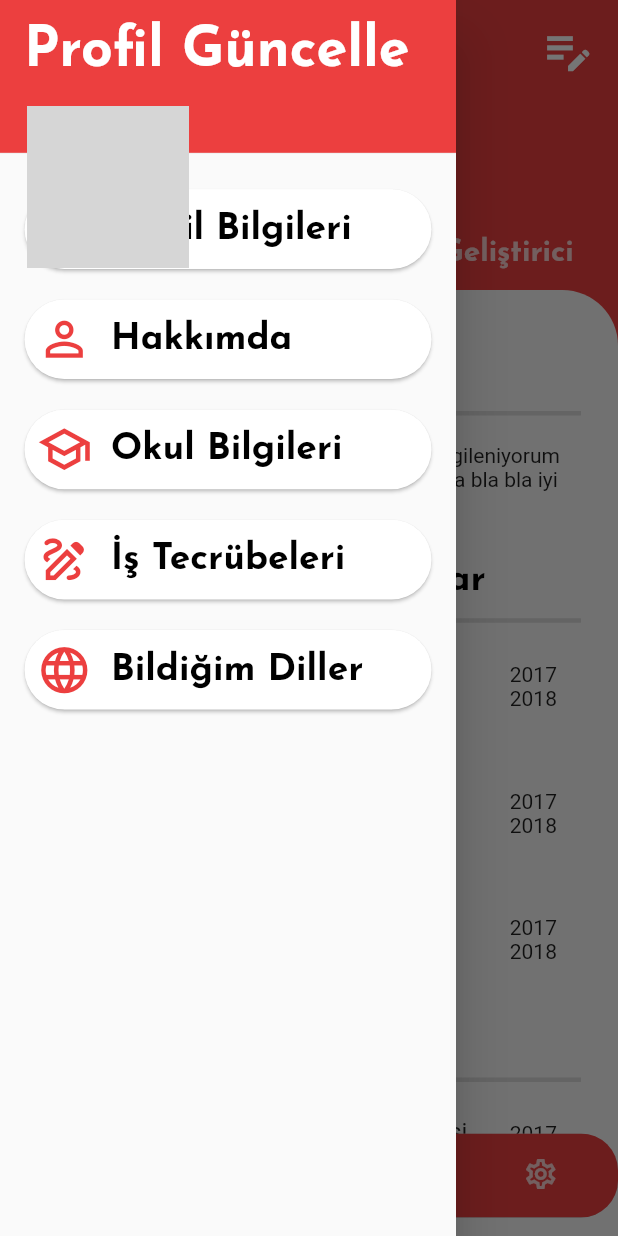
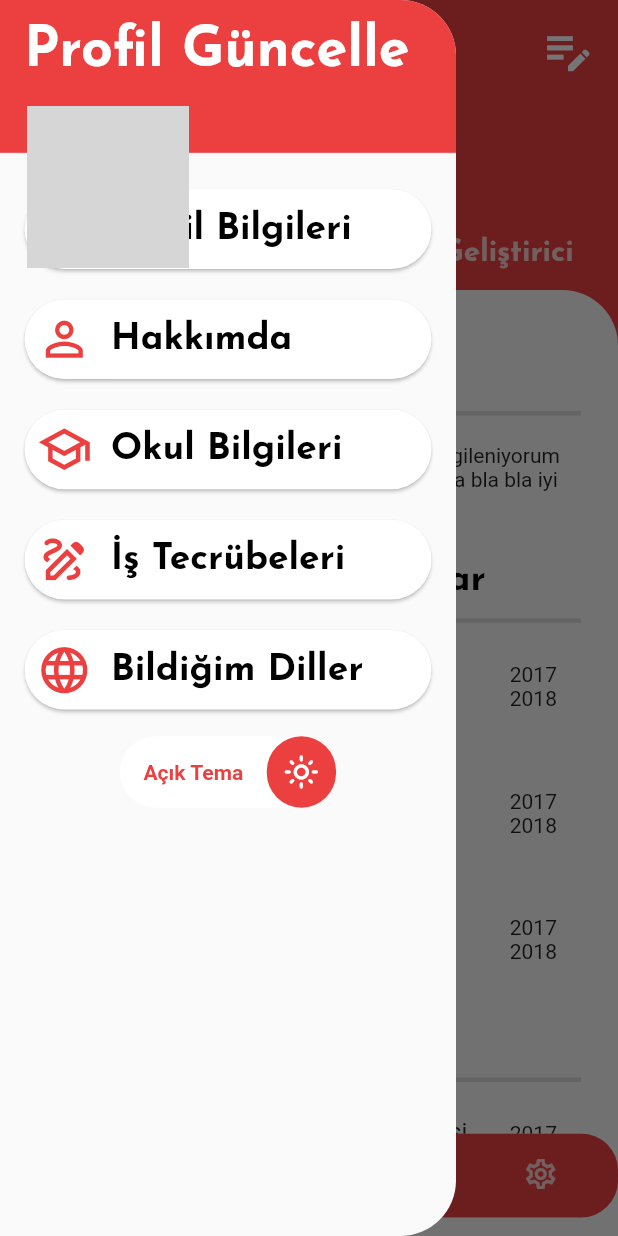
Before and after one commit to ketvolkan/Flutter-Stajerimi-Bul-App, a Flutter app: the EmployeeProfileManagementView screen opened by its route, with the side drawer open, on a phone screen of 412 x 824 dp. Run offline on Flutter 3.47's test engine with Material 2 defaults, Android fonts, the phone set to English and light mode, and no system bars; drawn by our look-alikes of animated_toggle_switch; our stand-ins replace date_time_picker, dio, get, get_storage, google_fonts; accounts and stored records are empty; network calls fail; grey boxes are pictures that could not be loaded.

Commit message:
dil desteği için locales dosyası dolduludu theme ve local sorunlu çalışıyor

```diff
--- a/lib/app/modules/app/views/employee_profile_management/employee_profile_management_controller.dart
+++ b/lib/app/modules/app/views/employee_profile_management/employee_profile_management_controller.dart
@@ -1,21 +1,31 @@
 import 'package:flutter/material.dart';
 import 'package:get/get.dart';
+import 'package:get_storage/get_storage.dart';
 
 class EmployeeProfileManagementController extends GetxController {
   //TODO Eğer başkasının sayfası ise buraya o kullanıcının modeli yollanıcak ve isJustShow true olacak
   final RxBool isJustShow = false.obs;
-  var scaffoldKey = GlobalKey<ScaffoldState>();
+  GlobalKey<ScaffoldState> scaffoldKey = GlobalKey<ScaffoldState>();
+  final box = GetStorage();
+
+  final RxBool _currentThemeIsLight = true.obs;
+  bool get currentThemeIsLight => _currentThemeIsLight.value;
+  set currentThemeIsLight(bool val) => _currentThemeIsLight.value = val;
 
   void openDrawer() {
     scaffoldKey.currentState!.openDrawer();
   }
 
-  void closeDrawer() {
-    scaffoldKey.currentState!.openEndDrawer();
+  void changeTheme(bool val) {
+    Get.changeThemeMode(currentThemeIsLight ? ThemeMode.dark : ThemeMode.light);
+    currentThemeIsLight = val;
+    box.write("theme", currentThemeIsLight);
   }
 
   @override
   void onInit() {
+    currentThemeIsLight = box.read("theme") ?? true;
+
     dynamic argumentData = Get.arguments;
     final _data = argumentData?['isJustShow'];
     if (_data != null) {
--- a/lib/app/modules/app/views/employee_profile_management/employee_profile_management_view.dart
+++ b/lib/app/modules/app/views/employee_profile_management/employee_profile_management_view.dart
@@ -20,7 +20,7 @@ class EmployeeProfileManagementView extends GetView<EmployeeProfileManagementCon
   @override
   Widget build(BuildContext context) {
     return CustomScaffold(
-      drawer: ProfileDrawer(closeOnTap: () => controller.closeDrawer()),
+      drawer: const ProfileDrawer(),
       globalKey: controller.scaffoldKey,
       appBar: _buildAppBar,
       body: ListView(
@@ -37,7 +37,7 @@ class EmployeeProfileManagementView extends GetView<EmployeeProfileManagementCon
 
   CustomAppBar get _buildAppBar => CustomAppBar(
         automaticallyImplyLeading: controller.isJustShow.value,
-        title: const Text(AppConstants.profileAppBar),
+        title: Text(AppConstants.profileAppBar),
         showLeadingBackIcon: controller.isJustShow.value,
         actions: [!controller.isJustShow.value ? editCvButton : const SizedBox()],
       );
--- a/lib/app/modules/app/views/employee_profile_management/widgets/cv_cards/custom_job_school_list_tile.dart
+++ b/lib/app/modules/app/views/employee_profile_management/widgets/cv_cards/custom_job_school_list_tile.dart
@@ -27,7 +27,7 @@ class CustomJobSchoolListTile extends StatelessWidget {
       subtitle: Text(subtitle),
       trailing: Column(
         mainAxisAlignment: MainAxisAlignment.center,
-        children: [Text(start), end != null ? Text(end!) : const Text(AppConstants.isNotComplated)],
+        children: [Text(start), end != null ? Text(end!) : Text(AppConstants.isNotComplated)],
       ),
     );
   }
--- a/lib/app/modules/app/views/employee_profile_management/widgets/profile_drawer.dart
+++ b/lib/app/modules/app/views/employee_profile_management/widgets/profile_drawer.dart
@@ -1,5 +1,7 @@
 import 'package:flutter/material.dart';
 import 'package:get/get.dart';
+import 'package:stajyerimibul/app/modules/app/views/employee_profile_management/widgets/theme_change_button/theme_change_button.dart';
+
 import '../../../../../../core/constants/app_constants.dart';
 
 import '../../../../../../core/utils/utils.dart';
@@ -8,12 +10,13 @@ import '../../../../../../core/variables/style.dart';
 import '../../../../common/widgets/buttons/custom_text_button.dart';
 
 class ProfileDrawer extends StatelessWidget {
-  final Function()? closeOnTap;
-  const ProfileDrawer({Key? key, this.closeOnTap}) : super(key: key);
+  const ProfileDrawer({Key? key}) : super(key: key);
 
   @override
   Widget build(BuildContext context) {
-    return Drawer(
+    return ClipRRect(
+      borderRadius: BorderRadius.horizontal(right: Radius.circular(Utils.veryHighBorderRadius)),
+      child: Drawer(
         child: Column(
           children: [
             Expanded(
@@ -76,12 +79,14 @@ class ProfileDrawer extends StatelessWidget {
                       iconColor: Get.theme.primaryColor,
                       backgroundColor: Colors.white,
                     ),
+                    ThemeChangeButton(),
                   ],
                 ),
               ),
             )
           ],
         ),
+      ),
     );
   }
 }
--- /dev/null
+++ b/lib/app/modules/app/views/employee_profile_management/widgets/theme_change_button/theme_change_button.dart
@@ -0,0 +1,30 @@
+import 'package:flutter/material.dart';
+import 'package:get/get.dart';
+import 'package:stajyerimibul/app/modules/app/views/employee_profile_management/employee_profile_management_controller.dart';
+import 'package:stajyerimibul/app/modules/common/widgets/buttons/custom_toggle_button.dart';
+
+import '../../../../../../../../core/constants/app_constants.dart';
+import '../../../../../../../../core/variables/icons.dart';
+
+class ThemeChangeButton extends StatelessWidget {
+  ThemeChangeButton({Key? key}) : super(key: key);
+  EmployeeProfileManagementController controller = Get.find<EmployeeProfileManagementController>();
+  @override
+  Widget build(BuildContext context) {
+    return Obx(
+      () => SizedBox(
+        width: Get.size.width / 2.4,
+        child: CustomToggleButton(
+          current: controller.currentThemeIsLight,
+          firstText: AppConstants.lightTheme,
+          secondText: AppConstants.darkTheme,
+          firstIcon: AppIcons.lightIcon,
+          secondIcon: AppIcons.darkIcon,
+          onChanged: (val) {
+            controller.changeTheme(val);
+          },
+        ),
+      ),
+    );
+  }
+}
--- a/lib/app/modules/app/views/home_management/home_management_view.dart
+++ b/lib/app/modules/app/views/home_management/home_management_view.dart
@@ -30,7 +30,7 @@ class HomeManagementView extends GetView<HomeManagementController> {
   }
 
   CustomAppBar get _buildAppBar => CustomAppBar(
-        title: const Text(AppConstants.homeAppBar),
+        title: Text(AppConstants.homeAppBar),
         showLeadingBackIcon: false,
         onLeadingPressed: () {},
         actions: const [],
--- a/lib/app/modules/app/views/search_managment/search_management_view.dart
+++ b/lib/app/modules/app/views/search_managment/search_management_view.dart
@@ -93,7 +93,7 @@ class SearchManagementView extends GetView<SearchManagementController> {
   }
 
   CustomAppBar get _buildAppBar => CustomAppBar(
-        title: const Text(AppConstants.searchAppBar),
+        title: Text(AppConstants.searchAppBar),
         showLeadingBackIcon: false,
         onLeadingPressed: () {},
         actions: [toggleButton, filterButton],
--- a/lib/app/modules/app/views/setting_management/menu_buttons/menu_enum.dart
+++ b/lib/app/modules/app/views/setting_management/menu_buttons/menu_enum.dart
@@ -1,7 +1,6 @@
 // ignore_for_file: constant_identifier_names
 
 import 'package:flutter/material.dart';
-import 'package:stajyerimibul/app/modules/app/views/setting_management/menu_buttons/widgets/theme_change_button/theme_change_button.dart';
 import 'package:stajyerimibul/core/constants/app_constants.dart';
 
 import 'menu_button.dart';
@@ -53,11 +52,6 @@ class MenuList {
             onLeading: false,
             menuReferance: MenuEnums.Base,
             isBack: true,
-          ),
-          MenuButton(
-            title: AppConstants.themeSetting,
-            onLeading: false,
-            customLeadingWidget: const ThemeChangeButton(),
           ),
           MenuButton(title: AppConstants.notificationSetting, onLeading: false),
         ];
--- a/lib/app/modules/app/views/setting_management/setting_management_view.dart
+++ b/lib/app/modules/app/views/setting_management/setting_management_view.dart
@@ -37,7 +37,7 @@ class SettingManagementView extends GetView<SettingManagementController> {
   }
 
   CustomAppBar get _buildAppBar => CustomAppBar(
-        title: const Text(AppConstants.settingAppBar),
+        title: Text(AppConstants.settingAppBar),
         showLeadingBackIcon: false,
         onLeadingPressed: () {},
         actions: const [],
--- a/lib/app/modules/common/widgets/bottomNavigationBar/custom_botton_navigation_bar.dart
+++ b/lib/app/modules/common/widgets/bottomNavigationBar/custom_botton_navigation_bar.dart
@@ -49,36 +49,44 @@ class CustomNavigationBar extends StatelessWidget implements PreferredSizeWidget
                   (value) {
                     switch (value) {
                       case 0:
-                        Get.offAndToNamed(AppRoutes.PROFILE);
+                        if (Get.currentRoute != AppRoutes.PROFILE) {
+                          Get.offAllNamed(AppRoutes.PROFILE);
+                        }
                         break;
                       case 1:
-                        Get.offAndToNamed(AppRoutes.HOME);
+                        if (Get.currentRoute != AppRoutes.HOME) {
+                          Get.offAllNamed(AppRoutes.HOME);
+                        }
                         break;
                       case 2:
-                        Get.offAndToNamed(AppRoutes.SEARCH);
+                        if (Get.currentRoute != AppRoutes.SEARCH) {
+                          Get.offAllNamed(AppRoutes.SEARCH);
+                        }
                         break;
                       case 3:
-                        Get.offAndToNamed(AppRoutes.SETTING);
+                        if (Get.currentRoute != AppRoutes.SETTING) {
+                          Get.offAllNamed(AppRoutes.SETTING);
+                        }
                         break;
                       default:
-                        Get.offAndToNamed(AppRoutes.HOME);
+                        Get.offAllNamed(AppRoutes.HOME);
                     }
                   },
-              items: const [
+              items: [
                 BottomNavigationBarItem(
-                  icon: Icon(AppIcons.bottomNavigationBarAccount),
+                  icon: const Icon(AppIcons.bottomNavigationBarAccount),
                   label: AppConstants.bottomNavigationBarAccount,
                 ),
                 BottomNavigationBarItem(
-                  icon: Icon(AppIcons.bottomNavigationBarHome),
+                  icon: const Icon(AppIcons.bottomNavigationBarHome),
                   label: AppConstants.bottomNavigationBarHome,
                 ),
                 BottomNavigationBarItem(
-                  icon: Icon(AppIcons.bottomNavigationBarSearch),
+                  icon: const Icon(AppIcons.bottomNavigationBarSearch),
                   label: AppConstants.bottomNavigationBarSearch,
                 ),
                 BottomNavigationBarItem(
-                  icon: Icon(AppIcons.bottomNavigationBarSetting),
+                  icon: const Icon(AppIcons.bottomNavigationBarSetting),
                   label: AppConstants.bottomNavigationBarSetting,
                 ),
               ],
--- a/lib/app/routes/app_pages.dart
+++ b/lib/app/routes/app_pages.dart
@@ -1,4 +1,4 @@
-import 'package:get/get_navigation/get_navigation.dart';
+import 'package:get/get.dart';
 
 import '../modules/app/views/employee_profile_management/employee_profile_management_binding.dart';
 import '../modules/app/views/employee_profile_management/employee_profile_management_view.dart';
--- a/lib/core/constants/app_constants.dart
+++ b/lib/core/constants/app_constants.dart
@@ -1,73 +1,75 @@
+import 'package:get/get.dart';
+
 class AppConstants {
   //? Conf
-  static const String appTitle = "Stajyerimi Bul";
+  static String appTitle = "Stajyerimi Bul".tr;
 
   //? AppBar
-  static const String profileAppBar = "Profil";
-  static const String searchAppBar = "İlan Ara";
-  static const String homeAppBar = "Stajyerimi Bul";
-  static const String settingAppBar = "Ayarlar";
+  static String profileAppBar = "Profil".tr;
+  static String searchAppBar = "İlan Ara".tr;
+  static String homeAppBar = "Stajyerimi Bul".tr;
+  static String settingAppBar = "Ayarlar".tr;
 
   //? BottomNavBar Label
-  static const String bottomNavigationBarHome = "Home";
-  static const String bottomNavigationBarAccount = "Account";
-  static const String bottomNavigationBarSetting = "Setting";
-  static const String bottomNavigationBarSearch = "Search";
+  static String bottomNavigationBarHome = "Home".tr;
+  static String bottomNavigationBarAccount = "Account".tr;
+  static String bottomNavigationBarSetting = "Setting".tr;
+  static String bottomNavigationBarSearch = "Search".tr;
 
   //? Cv Card
-  static const String aboutCvCardTitle = "Hakkımda";
-  static const String jobExperienceCvCardTitle = "İş Tecrübelerim";
-  static const String languageCvCardTitle = "Bildiğim Diller";
-  static const String schoolCvCardTitle = "Okuduğum Okullar";
-  static const String isNotComplated = "Devam Ediyor";
-  static const String editCv = "Cv Düzenle";
+  static String aboutCvCardTitle = "Hakkımda".tr;
+  static String jobExperienceCvCardTitle = "İş Tecrübelerim".tr;
+  static String languageCvCardTitle = "Bildiğim Diller".tr;
+  static String schoolCvCardTitle = "Okuduğum Okullar".tr;
+  static String isNotComplated = "Devam Ediyor".tr;
+  static String editCv = "Cv Düzenle".tr;
 
   //? Ayarlar => ???
-  static const String getBack = "Geri Dön";
+  static String getBack = "Geri Dön".tr;
 
   //? Ayarlar => Base
-  static const String contact = "İletişim";
-  static const String appSetting = "Uygulama Ayarları";
-  static const String aboutApp = "Uygulama Hakkında";
-  static const String accountSetting = "Hesap Ayarları";
-  static const String exitAccount = "Çıkış Yap";
+  static String contact = "İletişim".tr;
+  static String appSetting = "Uygulama Ayarları".tr;
+  static String aboutApp = "Uygulama Hakkında".tr;
+  static String accountSetting = "Hesap Ayarları".tr;
+  static String exitAccount = "Çıkış Yap".tr;
 
   //? Ayarlar => Setting
-  static const String themeSetting = "Tema Ayarları";
-  static const String notificationSetting = "Bildirim Ayarları";
+  static String themeSetting = "Tema Ayarları".tr;
+  static String notificationSetting = "Bildirim Ayarları".tr;
 
   //? Ayarlar => Account Setting
-  static const String freezeAccount = "Hesabı Dondur";
-  static const String deleteAccount = "Hesabı Sil";
+  static String freezeAccount = "Hesabı Dondur".tr;
+  static String deleteAccount = "Hesabı Sil".tr;
 
   //? Ayarlar => Contact
-  static const String socailNetwork = "Sosyal Kanallar";
-  static const String contactNetwork = "İletişim Hattı";
+  static String socailNetwork = "Sosyal Kanallar".tr;
+  static String contactNetwork = "İletişim Hattı".tr;
 
   //? Ayarlar => Social Network
-  static const String instagram = "İnstagram";
-  static const String twitter = "Twitter";
-  static const String website = "Website";
+  static String instagram = "İnstagram".tr;
+  static String twitter = "Twitter".tr;
+  static String website = "Website".tr;
 
   //? Employee Profile Drawer
-  static const String updateProfileDrawer = "Profil Güncelle";
-  static const String profileAboutDrawer = "Profil Bilgileri";
-  static const String aboutMeDrawer = "Hakkımda";
-  static const String schoolCvDrawer = "Okul Bilgileri";
-  static const String jobCvDrawer = "İş Tecrübeleri";
-  static const String languageCvDrawer = "Bildiğim Diller";
+  static String updateProfileDrawer = "Profil Güncelle".tr;
+  static String profileAboutDrawer = "Profil Bilgileri".tr;
+  static String aboutMeDrawer = "Hakkımda".tr;
+  static String schoolCvDrawer = "Okul Bilgileri".tr;
+  static String jobCvDrawer = "İş Tecrübeleri".tr;
+  static String languageCvDrawer = "Bildiğim Diller".tr;
 
   //? Filter Bottom Sheet
-  static const String startDateFilter = "Başlangıç Tarihi";
-  static const String endDateFilter = "Bitiş Tarihi";
-  static const String jobTitleFilter = "İş Alanı";
-  static const String submitFilter = "Kaydet";
+  static String startDateFilter = "Başlangıç Tarihi".tr;
+  static String endDateFilter = "Bitiş Tarihi".tr;
+  static String jobTitleFilter = "İş Alanı".tr;
+  static String submitFilter = "Kaydet".tr;
 
   //? Search Toggle Button
-  static const String employeeFind = "Stajyer Bul";
-  static const String employerFind = "Staj Yeri Bul";
+  static String employeeFind = "Stajyer Bul".tr;
+  static String employerFind = "Staj Yeri Bul".tr;
 
   //? Theme Toggle Button
-  static const String darkTheme = "Koyu Tema";
-  static const String lightTheme = "Açık Tema";
+  static String darkTheme = "Koyu Tema".tr;
+  static String lightTheme = "Açık Tema".tr;
 }
```
Also changed, not shown: lib/app/modules/app/views/setting_management/menu_buttons/widgets/theme_change_button/theme_change_button.dart (deleted, +0 -33 lines), lib/app/modules/app/views/setting_management/menu_buttons/widgets/theme_change_button/theme_change_button_controller.dart (deleted, +0 -16 lines), lib/main.dart (+9 -9 lines), lib/generated/locales.g.dart. Lines whose indentation alone changed are shown as unchanged.
